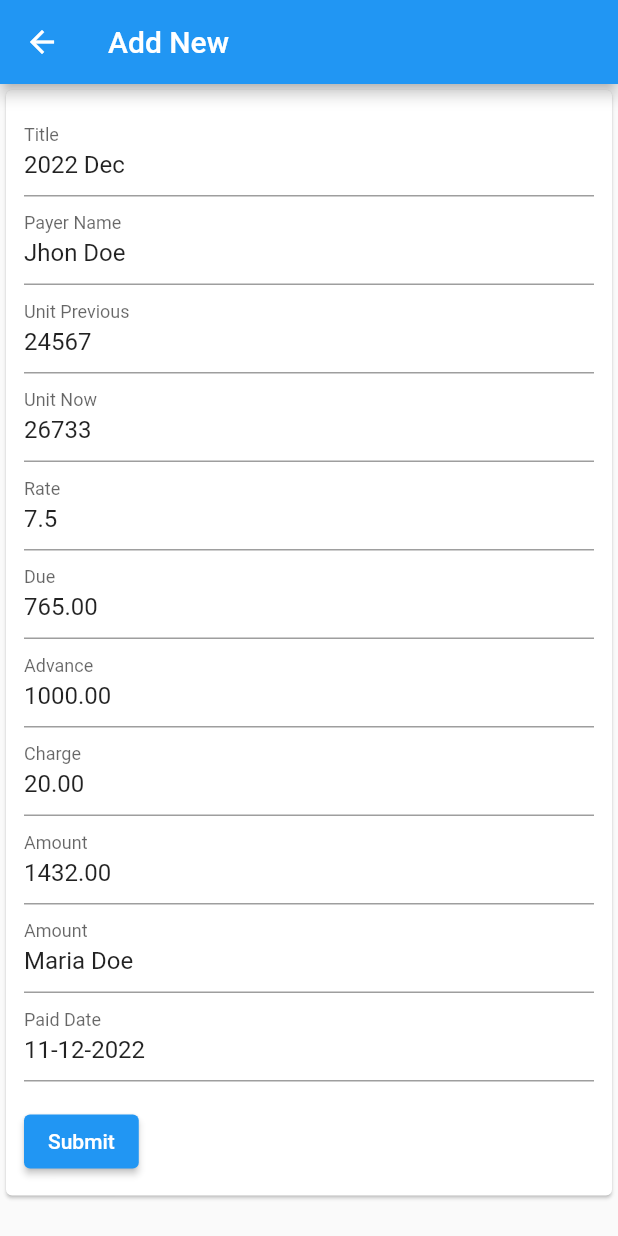
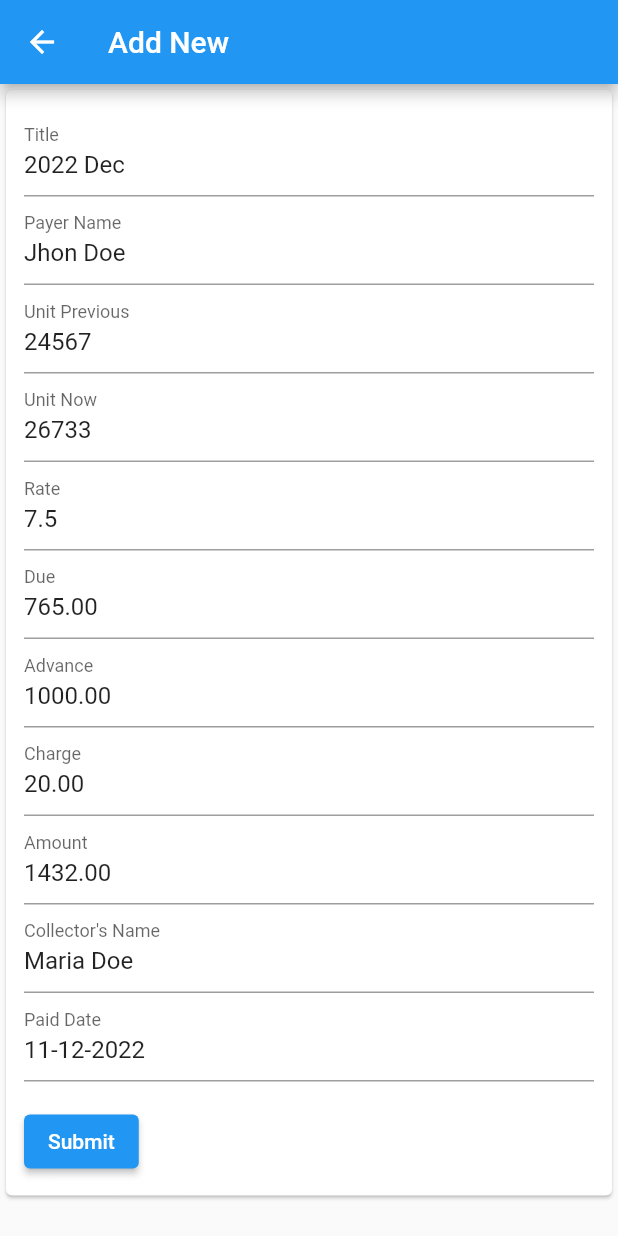
Before and after one commit to tee-jaay/ebills, a Flutter app: the screen it shows after launch, after a tap on the "add" icon, on a phone screen of 412 x 824 dp. Run offline on Flutter 3.47's test engine with Material 2 defaults, Android fonts, the phone set to English and light mode, and no system bars; our stand-ins replace flutter_dotenv; network calls fail.

Commit message:
list screen height update

```diff
--- a/lib/widgets/electric_bill_add_form.dart
+++ b/lib/widgets/electric_bill_add_form.dart
@@ -273,7 +273,7 @@ class _ElectricBillAddFormState extends State<ElectricBillAddForm> {
                     // -- Collector name
                     TextFormField(
                       initialValue: 'Maria Doe',
-                      decoration: const InputDecoration(labelText: 'Amount'),
+                      decoration: const InputDecoration(labelText: 'Collector\'s Name'),
                       focusNode: _collectorNameFocusNode,
                       validator: (value) {
                         if (value == null || value.isEmpty) {
--- a/lib/widgets/electric_bills_list.dart
+++ b/lib/widgets/electric_bills_list.dart
@@ -9,16 +9,15 @@ class ElectricBillsList extends StatelessWidget {
   const ElectricBillsList({Key? key}) : super(key: key);
 
   Future<void> _refreshEbills(BuildContext context) async {
-    await Provider.of<ElectricBills>(context, listen: false).fetchAndSetAllElectricBills();
+    await Provider.of<ElectricBills>(context, listen: false)
+        .fetchAndSetAllElectricBills();
   }
 
   @override
   Widget build(BuildContext context) {
     return SingleChildScrollView(
-      child: Column(
-        children: [
-          SizedBox(
-            height: MediaQuery.of(context).size.height,
+      child: SizedBox(
+        height: MediaQuery.of(context).size.height - 90,
         child: FutureBuilder(
           future: _refreshEbills(context),
           builder: (ctx, snapshot) =>
@@ -48,8 +47,6 @@ class ElectricBillsList extends StatelessWidget {
                     ),
         ),
       ),
-        ],
-      ),
     );
   }
 }
```
Lines whose indentation alone changed are shown as unchanged.
